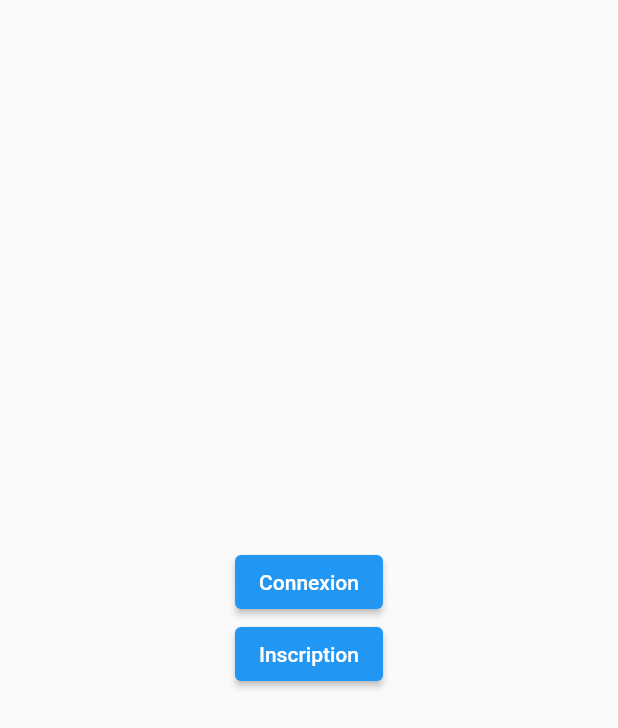
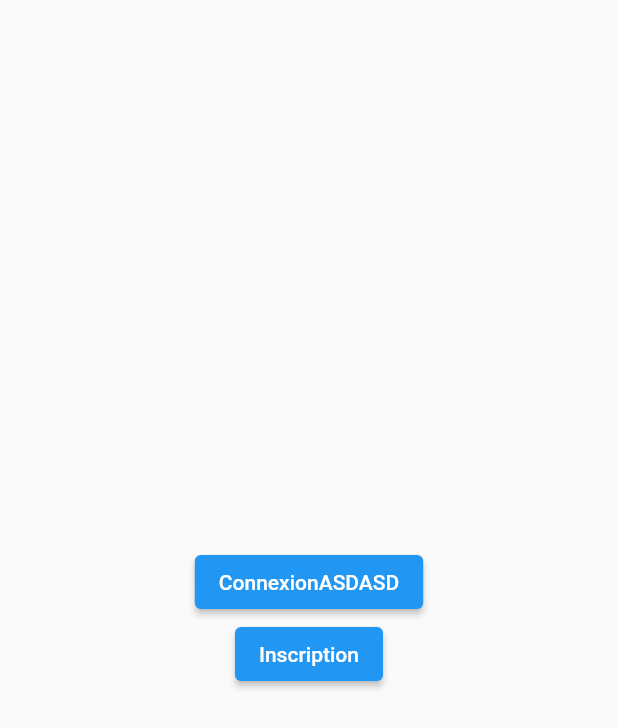
Before and after one commit to dydelu/steamappproject, a Flutter app: the screen it shows after launch, on a phone screen of 412 x 824 dp. Shown: the top 728 px of the screen. Run offline on Flutter 3.47's test engine with Material 2 defaults, Android fonts, the phone set to English and light mode, and no system bars; our stand-ins replace flutter_svg.

Commit message:
re-start project

```diff
--- a/lib/home.dart
+++ b/lib/home.dart
@@ -14,7 +14,7 @@ class Home extends StatelessWidget{
           mainAxisAlignment: MainAxisAlignment.center,
           children: <Widget>[
             ElevatedButton(
-              child: Text('Connexion'),
+              child: Text('ConnexionASDASD'),
               onPressed: () {
                 Navigator.push(
                   context,
```
